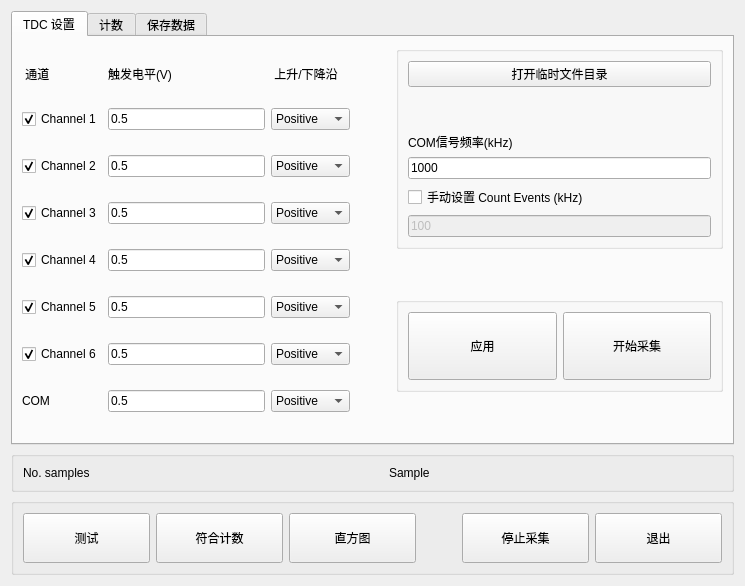
The window that widget.ui (WhiteChimney/TDC-counter) describes before a commit, drawn with Qt 5.
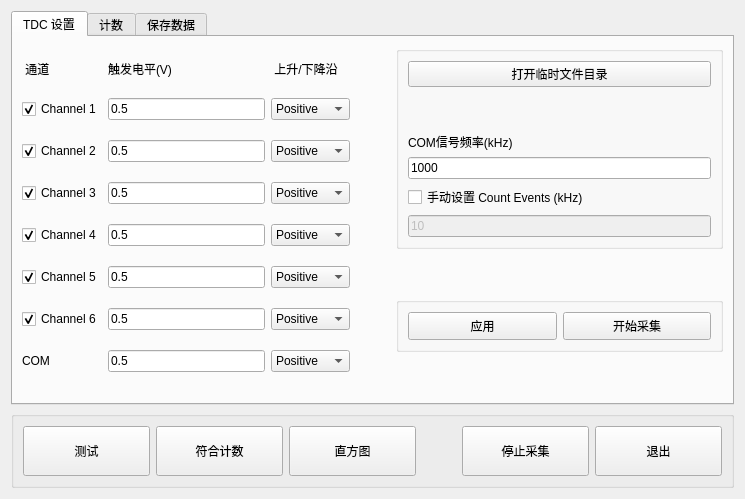
The same window after the commit.

Commit message: 更新 UI

What changed in the file:
```diff
--- a/widget.ui
+++ b/widget.ui
@@ -7,7 +7,7 @@
     <x>0</x>
     <y>0</y>
     <width>745</width>
-    <height>586</height>
+    <height>457</height>
    </rect>
   </property>
   <property name="windowTitle">
@@ -99,7 +99,7 @@
              <bool>false</bool>
             </property>
             <property name="text">
-             <string>100</string>
+             <string>10</string>
             </property>
             <property name="readOnly">
              <bool>false</bool>
@@ -1045,68 +1045,6 @@
      </widget>
     </widget>
    </item>
-   <item>
-    <spacer name="verticalSpacer_11">
-     <property name="orientation">
-      <enum>Qt::Vertical</enum>
-     </property>
-     <property name="sizeHint" stdset="0">
-      <size>
-       <width>20</width>
-       <height>40</height>
-      </size>
-     </property>
-    </spacer>
-   </item>
-   <item>
-    <widget class="QGroupBox" name="groupBoxAcqStatus">
-     <property name="title">
-      <string/>
-     </property>
-     <layout class="QHBoxLayout" name="horizontalLayout">
-      <item>
-       <widget class="QLabel" name="label_8">
-        <property name="text">
-         <string>No. samples</string>
-        </property>
-       </widget>
-      </item>
-      <item>
-       <widget class="QLabel" name="labelNumSamples">
-        <property name="sizePolicy">
-         <sizepolicy hsizetype="Expanding" vsizetype="Preferred">
-          <horstretch>0</horstretch>
-          <verstretch>0</verstretch>
-         </sizepolicy>
-        </property>
-        <property name="text">
-         <string/>
-        </property>
-       </widget>
-      </item>
-      <item>
-       <widget class="QLabel" name="label_9">
-        <property name="text">
-         <string>Sample</string>
-        </property>
-       </widget>
-      </item>
-      <item>
-       <widget class="QLabel" name="labelSample">
-        <property name="sizePolicy">
-         <sizepolicy hsizetype="Expanding" vsizetype="Preferred">
-          <horstretch>0</horstretch>
-          <verstretch>0</verstretch>
-         </sizepolicy>
-        </property>
-        <property name="text">
-         <string/>
-        </property>
-       </widget>
-      </item>
-     </layout>
-    </widget>
-   </item>
    <item>
     <spacer name="verticalSpacer_12">
      <property name="orientation">
@@ -1125,34 +1063,47 @@
      <property name="title">
       <string/>
      </property>
-     <layout class="QGridLayout" name="gridLayout_5">
-      <item row="0" column="5">
-       <widget class="QPushButton" name="buttonStopAcq">
+     <layout class="QHBoxLayout" name="horizontalLayout_6">
+      <item>
+       <widget class="QPushButton" name="buttonTest">
         <property name="sizePolicy">
          <sizepolicy hsizetype="Expanding" vsizetype="Preferred">
           <horstretch>0</horstretch>
-          <verstretch>0</verstretch>
+          <verstretch>30</verstretch>
          </sizepolicy>
         </property>
         <property name="text">
-         <string>停止采集</string>
+         <string>测试</string>
         </property>
        </widget>
       </item>
-      <item row="0" column="6">
-       <widget class="QPushButton" name="buttonExit">
+      <item>
+       <widget class="QPushButton" name="buttonCoincidence">
         <property name="sizePolicy">
          <sizepolicy hsizetype="Expanding" vsizetype="Preferred">
           <horstretch>0</horstretch>
-          <verstretch>0</verstretch>
+          <verstretch>30</verstretch>
          </sizepolicy>
         </property>
         <property name="text">
-         <string>退出</string>
+         <string>符合计数</string>
         </property>
        </widget>
       </item>
-      <item row="0" column="3">
+      <item>
+       <widget class="QPushButton" name="buttonHistogram">
+        <property name="sizePolicy">
+         <sizepolicy hsizetype="Expanding" vsizetype="Preferred">
+          <horstretch>0</horstretch>
+          <verstretch>30</verstretch>
+         </sizepolicy>
+        </property>
+        <property name="text">
+         <string>直方图</string>
+        </property>
+       </widget>
+      </item>
+      <item>
        <spacer name="horizontalSpacer_3">
         <property name="orientation">
          <enum>Qt::Horizontal</enum>
@@ -1168,42 +1119,29 @@
         </property>
        </spacer>
       </item>
-      <item row="0" column="0">
-       <widget class="QPushButton" name="buttonTest">
+      <item>
+       <widget class="QPushButton" name="buttonStopAcq">
         <property name="sizePolicy">
          <sizepolicy hsizetype="Expanding" vsizetype="Preferred">
           <horstretch>0</horstretch>
-          <verstretch>30</verstretch>
+          <verstretch>0</verstretch>
          </sizepolicy>
         </property>
         <property name="text">
-         <string>测试</string>
+         <string>停止采集</string>
         </property>
        </widget>
       </item>
-      <item row="0" column="2">
-       <widget class="QPushButton" name="buttonHistogram">
+      <item>
+       <widget class="QPushButton" name="buttonExit">
         <property name="sizePolicy">
          <sizepolicy hsizetype="Expanding" vsizetype="Preferred">
           <horstretch>0</horstretch>
-          <verstretch>30</verstretch>
+          <verstretch>0</verstretch>
          </sizepolicy>
         </property>
         <property name="text">
-         <string>直方图</string>
-        </property>
-       </widget>
-      </item>
-      <item row="0" column="1">
-       <widget class="QPushButton" name="buttonCoincidence">
-        <property name="sizePolicy">
-         <sizepolicy hsizetype="Expanding" vsizetype="Preferred">
-          <horstretch>0</horstretch>
-          <verstretch>30</verstretch>
-         </sizepolicy>
-        </property>
-        <property name="text">
-         <string>符合计数</string>
+         <string>退出</string>
         </property>
        </widget>
       </item>
```
The commit also changes 4 other files.
